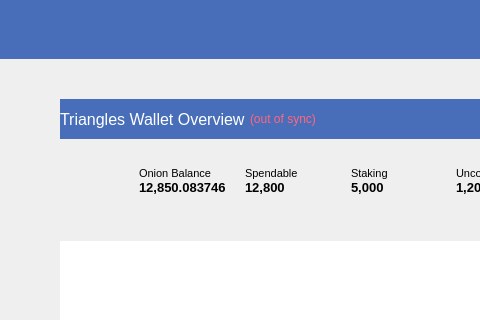
Before: the Qt Designer form src/qt/forms/overviewpage.ui in MerlinMagic2018/triangles-new, drawn with Qt 5; both pictures show x 0 to 480 and y 0 to 320 of the 731 by 582 pixel window.
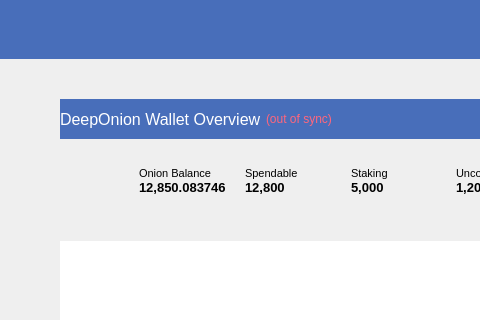
After: the same form once the commit is applied. Icons and pictures are not drawn.

Commit message:
Revert "Change name from DeepOnion to Triangles"
This reverts commit a520101763fc710adf1e9e8f7872243aa8259dec.

```diff
--- a/src/qt/forms/overviewpage.ui
+++ b/src/qt/forms/overviewpage.ui
@@ -182,7 +182,7 @@
                     <string notr="true">color: #FFFFFF</string>
                    </property>
                    <property name="text">
-                    <string>Triangles Wallet Overview</string>
+                    <string>DeepOnion Wallet Overview</string>
                    </property>
                   </widget>
                  </item>
```
Left out of the diff: 4 changed lines with no effect on the pictures. The commit also changes 168 other files.
